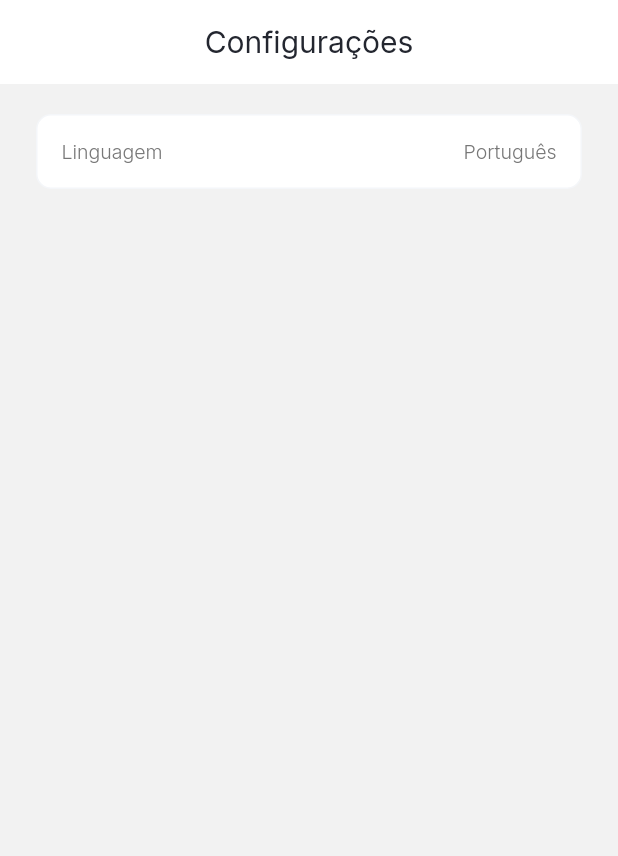
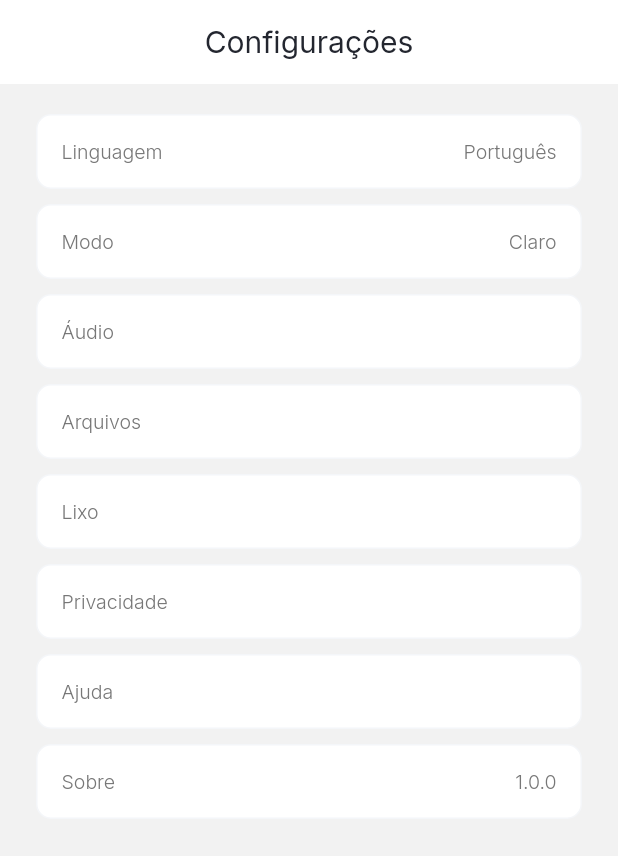
Before and after one commit to samuel-s-marques/voice-recorder-app, a Flutter app: the screen it shows after launch, on a phone screen of 412 x 824 dp. Shown: the top 856 px of the screen. Run offline on Flutter 3.47's test engine with Material 2 defaults, Android fonts, the phone set to English and light mode, and no system bars; our stand-ins replace flutter_dotenv, google_fonts, just_audio, logger, permission_handler, share_plus and 2 more; missing offline and left inert: audio_session, flutter_sound, wiredash.

Commit message:
Add settings tiles

```diff
--- a/lib/pages/settings_page.dart
+++ b/lib/pages/settings_page.dart
@@ -19,9 +19,17 @@ class SettingsPage extends StatelessWidget {
       body: SingleChildScrollView(
         child: Padding(
           padding: const EdgeInsets.symmetric(horizontal: 24.0, vertical: 20),
-          child: Column(
+          child: Wrap(
+            runSpacing: 10,
             children: [
               SettingsTile("Linguagem", "Português", () {}),
+              SettingsTile("Modo", "Claro", () {}),
+              SettingsTile("Áudio", "", () {}),
+              SettingsTile("Arquivos", "", () {}),
+              SettingsTile("Lixo", "", () {}),
+              SettingsTile("Privacidade", "", () {}),
+              SettingsTile("Ajuda", "", () {}),
+              SettingsTile("Sobre", "1.0.0", () {}),
             ],
           ),
         ),
```
